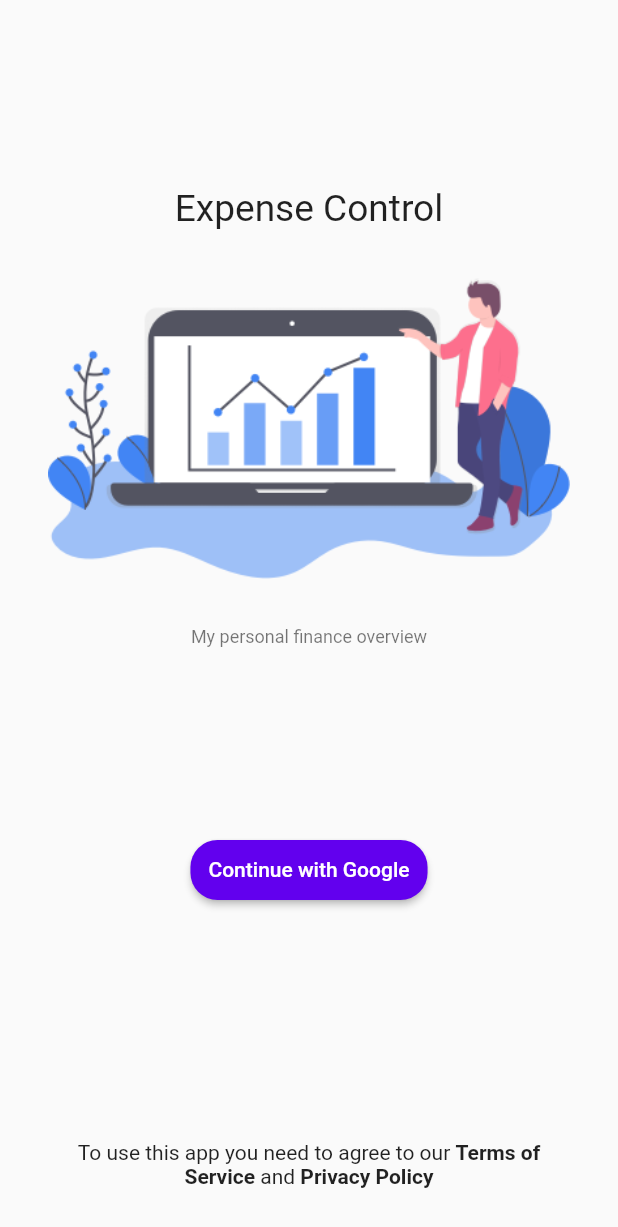
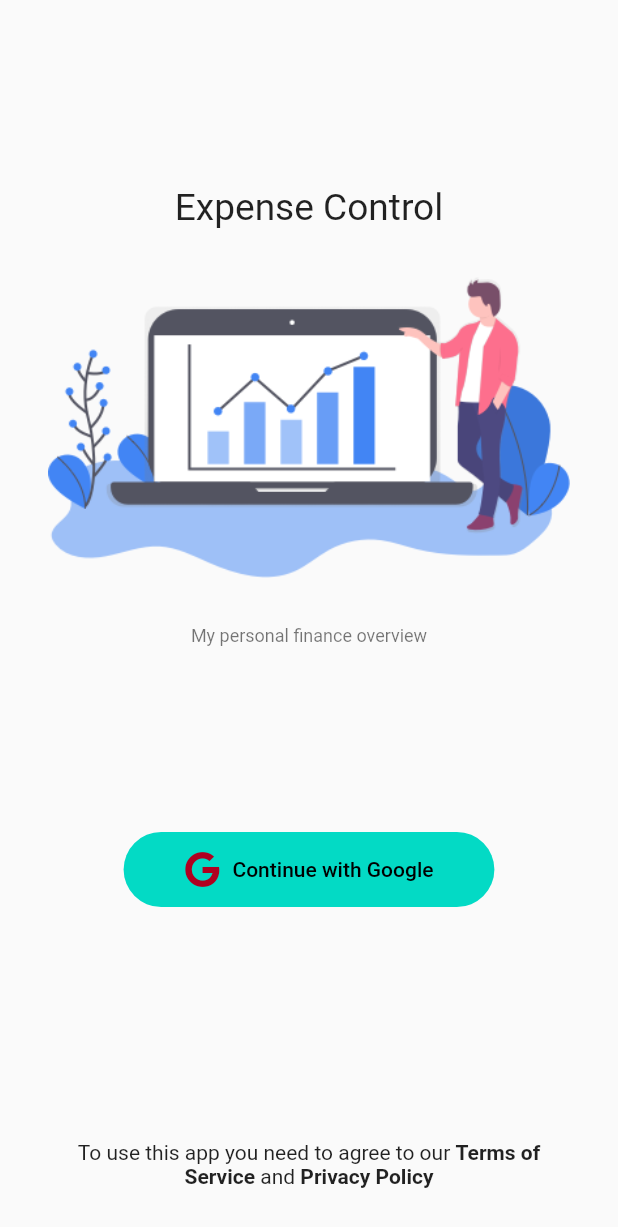
Before and after one commit to lbarqueira/expenses_control, a Flutter app: the LoginPage screen opened directly, on a phone screen of 412 x 824 dp. Shown: the top 1227 px of the screen. Run offline on Flutter 3.47's test engine with Material 2 defaults, Android fonts, the phone set to English and light mode, and no system bars; our stand-ins replace charts_flutter, cloud_firestore, firebase_auth, firebase_core, flutter_local_notifications, flutter_native_timezone and 6 more; accounts and stored records are empty.

Commit message:
google sign-in button update

```diff
--- a/lib/pages/login_page.dart
+++ b/lib/pages/login_page.dart
@@ -1,5 +1,6 @@
 import 'package:flutter/gestures.dart';
 import 'package:flutter/material.dart';
+import 'package:font_awesome_flutter/font_awesome_flutter.dart';
 import 'package:provider/provider.dart';
 import '../providers/login_state.dart';
 
@@ -85,16 +86,9 @@ class _LoginPageState extends State<LoginPage> {
                   return child;
                 }
               },
-              child: ElevatedButton(
-                style: ElevatedButton.styleFrom(
-                  shape: RoundedRectangleBorder(
-                    borderRadius: BorderRadius.circular(18.0),
-                  ),
-                  padding: EdgeInsets.all(12.0),
-                ),
-                child: Text(
-                  'Continue with Google',
-                ),
+              child: GoogleSignUpButtonWidget(
+                width: width * 0.60,
+                content: 'Continue with Google',
                 onPressed: () {
                   Provider.of<LoginState>(context, listen: false)
                       .login(context);
@@ -147,3 +141,39 @@ class _LoginPageState extends State<LoginPage> {
     _recognizer2.dispose();
   }
 }
+
+class GoogleSignUpButtonWidget extends StatelessWidget {
+  final void Function() onPressed;
+  final String content;
+  final double width;
+  const GoogleSignUpButtonWidget({
+    Key key,
+    this.onPressed,
+    this.content,
+    this.width,
+  }) : super(key: key);
+
+  @override
+  Widget build(BuildContext context) {
+    return Container(
+      height: 50.0,
+      width: width,
+      child: TextButton.icon(
+        icon: Icon(FontAwesomeIcons.google, color: Color(0xffb00020),size: 24.0,),
+        style: TextButton.styleFrom(
+          backgroundColor: Theme.of(context).colorScheme.secondary,
+          shape: RoundedRectangleBorder(
+              borderRadius: BorderRadius.circular(100), side: BorderSide.none),
+        ),
+        label: Text(
+          content,
+          style: TextStyle(
+            color: Colors.black,
+            fontSize: 14.0,
+          ),
+        ),
+        onPressed: onPressed,
+      ),
+    );
+  }
+}
--- a/lib/utils/theme.dart
+++ b/lib/utils/theme.dart
@@ -46,7 +46,8 @@ final ThemeData darkTheme = ThemeData.dark().copyWith(
     primary: const Color(0xffbb86fc),
     primaryVariant: const Color(0xff3700B3),
     secondary: const Color(0xff03dac5),
-    secondaryVariant: const Color(0xff03dac5),
+    //secondaryVariant: const Color(0xff03dac5),
+    secondaryVariant: const Color(0xff018786),
     surface: const Color(0xff121212),
     background: const Color(0xff121212),
     error: const Color(0xffcf6679),
```
Also changed, not shown: lib/pages/onboarding/onboarding_page.dart (+14 -8 lines), lib/pages/settings_page.dart (+5 -5 lines), 1 other file.
